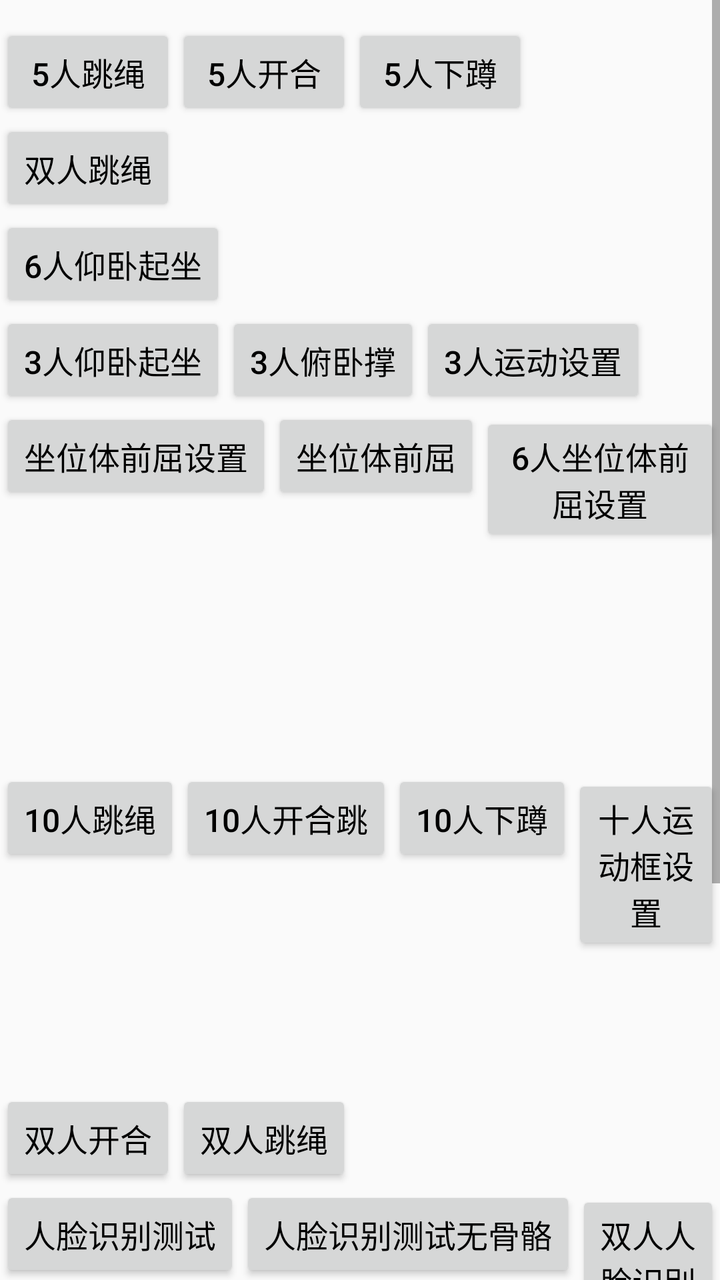
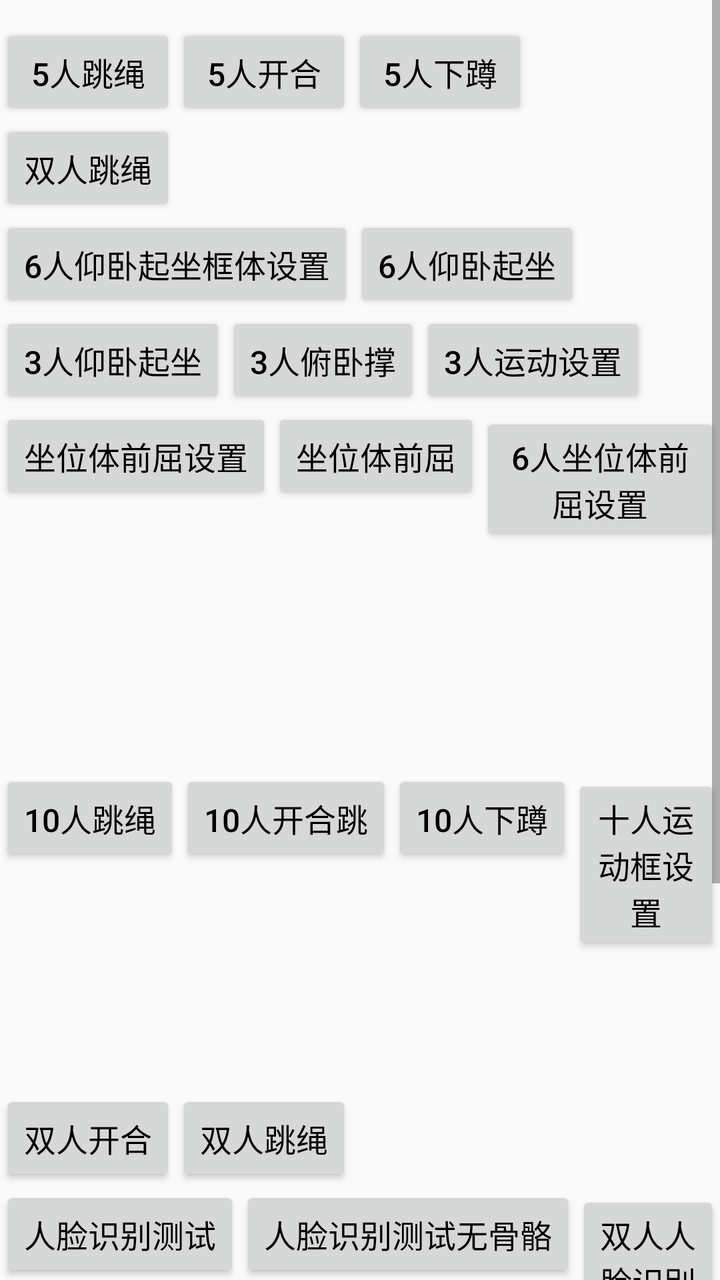

Before-and-after screenshots of an Android layout around one commit, followed by the original layout XML and the change that was made.
<!-- AndroidManifest.xml: application theme AppTheme -->
<!-- res/layout/ac_main.xml -->
<?xml version="1.0" encoding="utf-8"?>
<androidx.constraintlayout.widget.ConstraintLayout xmlns:android="http://schemas.android.com/apk/res/android"
    xmlns:app="http://schemas.android.com/apk/res-auto"
    android:layout_width="match_parent"
    android:layout_height="match_parent">

    <ScrollView
        android:layout_width="match_parent"
        android:layout_height="match_parent"
        android:layout_centerHorizontal="true"
        android:scrollbars="vertical">

        <LinearLayout
            android:layout_width="wrap_content"
            android:layout_height="wrap_content"
            android:layout_centerInParent="true"
            android:orientation="vertical"
            android:paddingTop="12dp"
            android:paddingBottom="12dp">

            <LinearLayout
                android:layout_width="wrap_content"
                android:layout_height="wrap_content"
                android:orientation="horizontal">

                <Button
                    android:id="@+id/bnt_0"
                    android:layout_width="wrap_content"
                    android:layout_height="wrap_content"
                    android:text="5人跳绳"
                    android:textColor="@color/color_black"
                    android:textSize="16sp" />

                <Button
                    android:id="@+id/bnt_3"
                    android:layout_width="wrap_content"
                    android:layout_height="wrap_content"
                    android:text="5人开合"
                    android:textColor="@color/color_black"
                    android:textSize="16sp" />

                <Button
                    android:id="@+id/bnt_4"
                    android:layout_width="wrap_content"
                    android:layout_height="wrap_content"
                    android:text="5人下蹲"
                    android:textColor="@color/color_black"
                    android:textSize="16sp" />

            </LinearLayout>

            <LinearLayout
                android:layout_width="match_parent"
                android:layout_height="wrap_content"
                android:contentDescription="双人运动">

                <Button
                    android:id="@+id/btn_d_skip"
                    android:layout_width="wrap_content"
                    android:layout_height="wrap_content"
                    android:text="双人跳绳"
                    android:textColor="@color/color_black"
                    android:textSize="16sp" />
            </LinearLayout>

            <LinearLayout
                android:layout_width="match_parent"
                android:layout_height="wrap_content"
                android:contentDescription="双人运动">

                <Button
                    android:id="@+id/btn_six_ywqz"
                    android:layout_width="wrap_content"
                    android:layout_height="wrap_content"
                    android:text="6人仰卧起坐"
                    android:textColor="@color/color_black"
                    android:textSize="16sp" />
            </LinearLayout>

            <LinearLayout
                android:layout_width="wrap_content"
                android:layout_height="wrap_content">

                <Button
                    android:id="@+id/bnt_8"
                    android:layout_width="wrap_content"
                    android:layout_height="wrap_content"
                    android:text="3人仰卧起坐"
                    android:textColor="@color/color_black"
                    android:textSize="16sp" />

                <Button
                    android:id="@+id/bnt_9"
                    android:layout_width="wrap_content"
                    android:layout_height="wrap_content"
                    android:text="3人俯卧撑"
                    android:textColor="@color/color_black"
                    android:textSize="16sp" />

                <Button
                    android:id="@+id/btn_three_set"
                    android:layout_width="wrap_content"
                    android:layout_height="wrap_content"
                    android:text="3人运动设置"
                    android:textColor="@color/color_black"
                    android:textSize="16sp" />

            </LinearLayout>

            <LinearLayout
                android:layout_width="wrap_content"
                android:layout_height="wrap_content"
                android:orientation="horizontal">


                <Button
                    android:id="@+id/bnt_10"
                    android:layout_width="wrap_content"
                    android:layout_height="wrap_content"
                    android:text="坐位体前屈设置"
                    android:textColor="@color/color_black"
                    android:textSize="16sp" />

                <Button
                    android:id="@+id/bnt_zw"
                    android:layout_width="wrap_content"
                    android:layout_height="wrap_content"
                    android:text="坐位体前屈"
                    android:textColor="@color/color_black"
                    android:textSize="16sp" />

                <Button
                    android:id="@+id/btn_forward_6_set"
                    android:layout_width="wrap_content"
                    android:layout_height="wrap_content"
                    android:text="6人坐位体前屈设置"
                    android:textColor="@color/color_black"
                    android:textSize="16sp" />

                <Button
                    android:id="@+id/btn_forward_6"
                    android:layout_width="wrap_content"
                    android:layout_height="wrap_content"
                    android:text="6人坐位体前屈"
                    android:textColor="@color/color_black"
                    android:textSize="16sp" />

            </LinearLayout>

            <LinearLayout
                android:layout_width="wrap_content"
                android:layout_height="wrap_content"
                android:orientation="horizontal">

                <Button
                    android:id="@+id/bnt_11"
                    android:layout_width="wrap_content"
                    android:layout_height="wrap_content"
                    android:text="10人跳绳"
                    android:textColor="@color/color_black"
                    android:textSize="16sp" />

                <Button
                    android:id="@+id/btn_ten_open_close"
                    android:layout_width="wrap_content"
                    android:layout_height="wrap_content"
                    android:text="10人开合跳"
                    android:textColor="@color/color_black"
                    android:textSize="16sp" />

                <Button
                    android:id="@+id/btn_ten_squat"
                    android:layout_width="wrap_content"
                    android:layout_height="wrap_content"
                    android:text="10人下蹲"
                    android:textColor="@color/color_black"
                    android:textSize="16sp" />

                <Button
                    android:id="@+id/btn_10_region_set"
                    android:layout_width="wrap_content"
                    android:layout_height="wrap_content"
                    android:text="十人运动框设置"
                    android:textColor="@color/color_black"
                    android:textSize="16sp" />

                <Button
                    android:id="@+id/btn_ipc_set"
                    android:layout_width="wrap_content"
                    android:layout_height="wrap_content"
                    android:text="IPC设置"
                    android:textColor="@color/color_black"
                    android:textSize="16sp" />

                <Button
                    android:id="@+id/btn_ten_face"
                    android:layout_width="wrap_content"
                    android:layout_height="wrap_content"
                    android:text="十人人脸识别"
                    android:textColor="@color/color_black"
                    android:textSize="16sp" />
            </LinearLayout>

            <LinearLayout
                android:layout_width="wrap_content"
                android:layout_height="wrap_content"
                android:orientation="horizontal">

                <Button
                    android:id="@+id/bnt_12"
                    android:layout_width="wrap_content"
                    android:layout_height="wrap_content"
                    android:text="双人开合"
                    android:textColor="@color/color_black"
                    android:textSize="16sp" />

                <Button
                    android:id="@+id/bnt_13"
                    android:layout_width="wrap_content"
                    android:layout_height="wrap_content"
                    android:text="双人跳绳"
                    android:textColor="@color/color_black"
                    android:textSize="16sp" />

            </LinearLayout>

            <LinearLayout
                android:layout_width="wrap_content"
                android:layout_height="wrap_content">

                <Button
                    android:id="@+id/btn_face_test"
                    android:layout_width="wrap_content"
                    android:layout_height="wrap_content"
                    android:text="人脸识别测试"
                    android:textColor="@color/color_black"
                    android:textSize="16sp" />

                <Button
                    android:id="@+id/btn_face_test2"
                    android:layout_width="wrap_content"
                    android:layout_height="wrap_content"
                    android:text="人脸识别测试无骨骼"
                    android:textColor="@color/color_black"
                    android:textSize="16sp" />

                <Button
                    android:id="@+id/btn_double_face"
                    android:layout_width="wrap_content"
                    android:layout_height="wrap_content"
                    android:text="双人人脸识别测试"
                    android:textColor="@color/color_black"
                    android:textSize="16sp" />

                <Button
                    android:id="@+id/btn_pic_identify"
                    android:layout_width="wrap_content"
                    android:layout_height="wrap_content"
                    android:text="图片人脸识别"
                    android:textColor="@color/color_black"
                    android:textSize="16sp" />
            </LinearLayout>

            <LinearLayout
                android:layout_width="wrap_content"
                android:layout_height="wrap_content">

                <Button
                    android:id="@+id/btn_nfc_test"
                    android:layout_width="wrap_content"
                    android:layout_height="wrap_content"
                    android:text="NFC读卡测试"
                    android:textColor="@color/color_black"
                    android:textSize="16sp" />
            </LinearLayout>

            <LinearLayout
                android:layout_width="wrap_content"
                android:layout_height="wrap_content">

                <Button
                    android:id="@+id/btn_body_test"
                    android:layout_width="wrap_content"
                    android:layout_height="wrap_content"
                    android:text="框体测试"
                    android:textColor="@color/color_black"
                    android:textSize="16sp" />
                <Button
                    android:id="@+id/btn_frame_animation_test"
                    android:layout_width="wrap_content"
                    android:layout_height="wrap_content"
                    android:text="多序列帧动画"
                    android:textColor="@color/color_black"
                    android:textSize="16sp" />
            </LinearLayout>

            
            <LinearLayout
                android:layout_width="wrap_content"
                android:layout_height="wrap_content">

                <Button
                    android:id="@+id/btn_bmi_setting"
                    android:layout_width="wrap_content"
                    android:layout_height="wrap_content"
                    android:text="BMI设置"
                    android:textColor="@color/color_black"
                    android:textSize="16sp" />

                <Button
                    android:id="@+id/btn_bmi_sport"
                    android:layout_width="wrap_content"
                    android:layout_height="wrap_content"
                    android:text="BMI运动"
                    android:textColor="@color/color_black"
                    android:textSize="16sp" />

                <Button
                    android:id="@+id/btn_lung_setting"
                    android:layout_width="wrap_content"
                    android:layout_height="wrap_content"
                    android:text="肺活量设置"
                    android:textColor="@color/color_black"
                    android:textSize="16sp" />

                <Button
                    android:id="@+id/btn_lung_sport"
                    android:layout_width="wrap_content"
                    android:layout_height="wrap_content"
                    android:text="肺活量运动"
                    android:textColor="@color/color_black"
                    android:textSize="16sp" />
            </LinearLayout>

        </LinearLayout>

    </ScrollView>

    <TextView
        android:id="@+id/tv_org_id"
        android:layout_width="wrap_content"
        android:layout_height="wrap_content"
        android:layout_marginEnd="@dimen/dp_60"
        android:layout_marginBottom="@dimen/dp_60"
        app:layout_constraintBottom_toBottomOf="parent"
        app:layout_constraintEnd_toEndOf="parent" />
</androidx.constraintlayout.widget.ConstraintLayout>
<!-- resources referenced by this layout -->
<resources>
  <color name="color_black">#000000</color>
  <dimen name="dp_60">60dp</dimen>
  <style name="AppTheme" parent="Theme.AppCompat.DayNight.NoActionBar">
          <item name="colorPrimary">#00FFFF</item>
          <item name="colorPrimaryDark">#FFFFFF</item>
          <item name="colorAccent">#FFFF00</item>
          <item name="android:windowActionBar">false</item>
          <item name="android:windowNoTitle">true</item>
          <item name="android:windowContentTransitions">true</item>
          <item name="android:statusBarColor">@android:color/transparent</item>
          <item name="android:windowFullscreen">true</item>
          <item name="android:windowTranslucentNavigation">true</item>
          <item name="android:windowTranslucentStatus">true</item>
          <item name="android:windowDisablePreview">true</item>
      </style>
</resources>

<!-- the commit's change to res/layout/ac_main.xml (unified diff, before → after) -->
@@ -67,7 +67,13 @@
                 android:layout_width="match_parent"
                 android:layout_height="wrap_content"
                 android:contentDescription="双人运动">
-
+                <Button
+                    android:id="@+id/btn_six_ywqz_set"
+                    android:layout_width="wrap_content"
+                    android:layout_height="wrap_content"
+                    android:text="6人仰卧起坐框体设置"
+                    android:textColor="@color/color_black"
+                    android:textSize="16sp" />
                 <Button
                     android:id="@+id/btn_six_ywqz"
                     android:layout_width="wrap_content"
